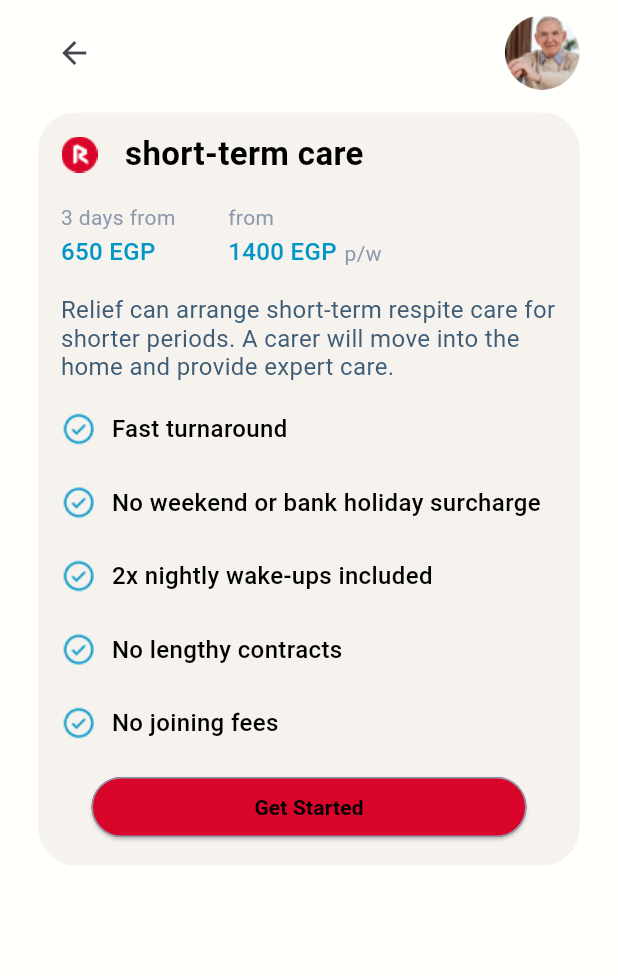
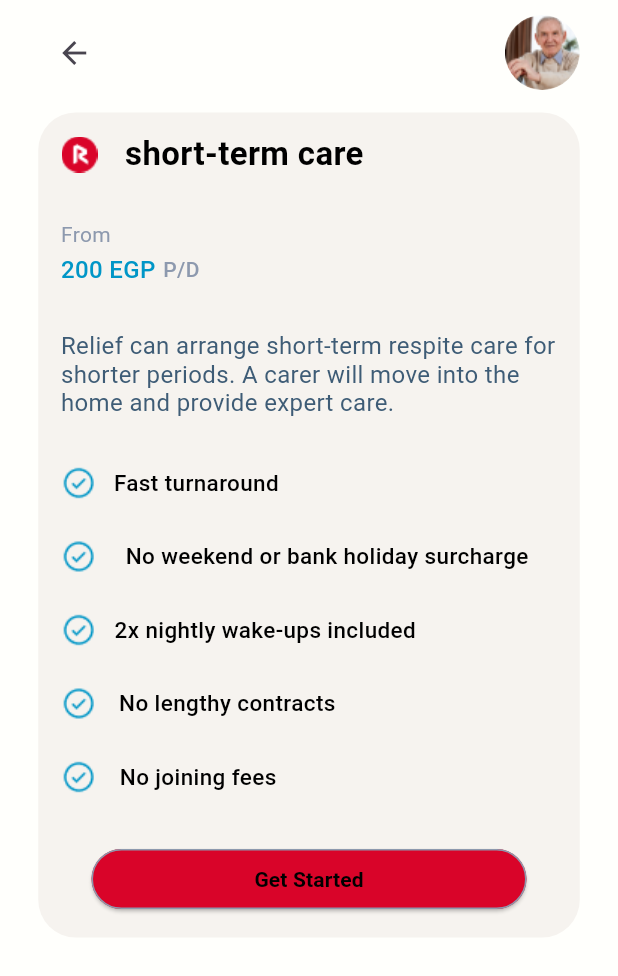
Before and after one commit to shahbbo/relief, a Flutter app: the shortTPrice screen opened directly, on a phone screen of 412 x 824 dp. Shown: the top 976 px of the screen. Run offline on Flutter 3.47's test engine with Material 3 defaults, Android fonts, the phone set to English and light mode, and no system bars; our stand-ins replace animated_splash_screen, bloc, flutter_bloc, flutter_rating_bar, page_transition; Roboto replaces fonts that are missing (Barlow).

Commit message:
Merge remote-tracking branch 'origin/master'

```diff
--- a/lib/components/incareBody.dart
+++ b/lib/components/incareBody.dart
@@ -10,7 +10,7 @@ class incareBody extends StatelessWidget {
     var cubit = inCareHeaderCubit.get(context);
     print(cubit.currentIndex);
     return Container(
-      height: 627,
+      height: 670,
       child: cubit.contents[cubit.currentIndex],
     );
 /*
--- a/lib/screens/shortTPrice.dart
+++ b/lib/screens/shortTPrice.dart
@@ -46,7 +46,7 @@ class shortTPrice extends StatelessWidget {
             Center(
               child: Container(
                   width: 361,
-                  height: 502,
+                  height: 550,
                   padding: const EdgeInsets.all(15),
                   clipBehavior: Clip.antiAlias,
                   decoration: ShapeDecoration(
@@ -89,7 +89,7 @@ class shortTPrice extends StatelessWidget {
                           ],
                         ),
                       ),
-                      const SizedBox(height: 20),
+                      Spacer(),
                       Container(
                         width: 220,
                         height: 41,
@@ -105,7 +105,7 @@ class shortTPrice extends StatelessWidget {
                                 crossAxisAlignment: CrossAxisAlignment.start,
                                 children: [
                                   Text(
-                                    '3 days from',
+                                    'From',
                                     textAlign: TextAlign.center,
                                     style: TextStyle(
                                       color: Color(0xFF8D99AE),
@@ -115,58 +115,11 @@ class shortTPrice extends StatelessWidget {
                                       height: 0,
                                     ),
                                   ),
-                                  const SizedBox(height: 5),
-                                  Text(
-                                    '650 EGP',
-                                    textAlign: TextAlign.center,
-                                    style: TextStyle(
-                                      color: Color(0xFF0096C7),
-                                      fontSize: 16,
-                                      fontFamily: 'Barlow',
-                                      fontWeight: FontWeight.w500,
-                                      height: 0,
-                                    ),
-                                  ),
-                                ],
-                              ),
-                            ),
-                            const SizedBox(width: 35),
-                            Container(
-                              child: Column(
-                                mainAxisSize: MainAxisSize.min,
-                                mainAxisAlignment: MainAxisAlignment.start,
-                                crossAxisAlignment: CrossAxisAlignment.end,
-                                children: [
-                                  Container(
-                                    child: Column(
-                                      mainAxisSize: MainAxisSize.min,
-                                      mainAxisAlignment:
-                                          MainAxisAlignment.start,
-                                      crossAxisAlignment:
-                                          CrossAxisAlignment.start,
+                                  Spacer(),
+                                  Row(
                                     children: [
                                       Text(
-                                          'from',
-                                          textAlign: TextAlign.center,
-                                          style: TextStyle(
-                                            color: Color(0xFF8D99AE),
-                                            fontSize: 14,
-                                            fontFamily: 'Barlow',
-                                            fontWeight: FontWeight.w400,
-                                            height: 0,
-                                          ),
-                                        ),
-                                        const SizedBox(height: 5),
-                                        Container(
-                                          child: Row(
-                                            mainAxisSize: MainAxisSize.min,
-                                            mainAxisAlignment:
-                                                MainAxisAlignment.end,
-                                            crossAxisAlignment:
-                                                CrossAxisAlignment.end,
-                                            children: [
-                                              Text(
-                                                '1400 EGP',
+                                        '200 EGP',
                                         textAlign: TextAlign.center,
                                         style: TextStyle(
                                           color: Color(0xFF0096C7),
@@ -178,15 +131,17 @@ class shortTPrice extends StatelessWidget {
                                       ),
                                       const SizedBox(width: 5),
                                       Text(
-                                                'p/w',
+                                        'P/D',
                                         textAlign: TextAlign.center,
                                         style: TextStyle(
                                           color: Color(0xFF8D99AE),
                                           fontSize: 14,
                                           fontFamily: 'Barlow',
-                                                  fontWeight: FontWeight.w400,
+                                          fontWeight: FontWeight.w500,
                                           height: 0,
                                         ),
+                                      ),
+                                    ],
                                   ),
                                 ],
                               ),
@@ -194,13 +149,7 @@ class shortTPrice extends StatelessWidget {
                           ],
                         ),
                       ),
-                                ],
-                              ),
-                            ),
-                          ],
-                        ),
-                      ),
-                      const SizedBox(height: 20),
+                      Spacer(),
                       SizedBox(
                         width: double.infinity,
                         child: Text(
@@ -214,7 +163,7 @@ class shortTPrice extends StatelessWidget {
                           ),
                         ),
                       ),
-                      const SizedBox(height: 20),
+                      Spacer(),
                       Container(
                         width: double.infinity,
                         height: 220,
@@ -236,21 +185,26 @@ class shortTPrice extends StatelessWidget {
                                       decoration: BoxDecoration(),
                                       child: Image.asset(
                                           'asseets/CheckCircle (2).png')),
-                                  const SizedBox(width: 10),
+                                  Spacer(
+                                    flex: 1,
+                                  ),
                                   Text(
                                     'Fast turnaround ',
                                     style: TextStyle(
                                       color: Colors.black,
-                                      fontSize: 16,
+                                      fontSize: 15,
                                       fontFamily: 'Barlow',
                                       fontWeight: FontWeight.w500,
                                       height: 0,
                                     ),
                                   ),
+                                  Spacer(
+                                    flex: 16,
+                                  ),
                                 ],
                               ),
                             ),
-                            const SizedBox(height: 25),
+                            Spacer(),
                             Container(
                               child: Row(
                                 mainAxisSize: MainAxisSize.min,
@@ -265,21 +219,26 @@ class shortTPrice extends StatelessWidget {
                                     child: Image.asset(
                                         'asseets/CheckCircle (2).png'),
                                   ),
-                                  const SizedBox(width: 10),
+                                  Spacer(
+                                    flex: 1,
+                                  ),
                                   Text(
                                     'No weekend or bank holiday surcharge',
                                     style: TextStyle(
                                       color: Colors.black,
-                                      fontSize: 16,
+                                      fontSize: 15,
                                       fontFamily: 'Barlow',
                                       fontWeight: FontWeight.w500,
                                       height: 0,
                                     ),
                                   ),
+                                  Spacer(
+                                    flex: 1,
+                                  ),
                                 ],
                               ),
                             ),
-                            const SizedBox(height: 25),
+                            Spacer(),
                             Container(
                               child: Row(
                                 mainAxisSize: MainAxisSize.min,
@@ -294,21 +253,26 @@ class shortTPrice extends StatelessWidget {
                                     child: Image.asset(
                                         'asseets/CheckCircle (2).png'),
                                   ),
-                                  const SizedBox(width: 10),
+                                  Spacer(
+                                    flex: 1,
+                                  ),
                                   Text(
                                     '2x nightly wake-ups included',
                                     style: TextStyle(
                                       color: Colors.black,
-                                      fontSize: 16,
+                                      fontSize: 15,
                                       fontFamily: 'Barlow',
                                       fontWeight: FontWeight.w500,
                                       height: 0,
                                     ),
                                   ),
+                                  Spacer(
+                                    flex: 8,
+                                  ),
                                 ],
                               ),
                             ),
-                            const SizedBox(height: 25),
+                            Spacer(),
                             Container(
                               child: Row(
                                 mainAxisSize: MainAxisSize.min,
@@ -323,21 +287,26 @@ class shortTPrice extends StatelessWidget {
                                     child: Image.asset(
                                         'asseets/CheckCircle (2).png'),
                                   ),
-                                  const SizedBox(width: 10),
+                                  Spacer(
+                                    flex: 1,
+                                  ),
                                   Text(
                                     'No lengthy contracts',
                                     style: TextStyle(
                                       color: Colors.black,
-                                      fontSize: 16,
+                                      fontSize: 15,
                                       fontFamily: 'Barlow',
                                       fontWeight: FontWeight.w500,
                                       height: 0,
                                     ),
                                   ),
+                                  Spacer(
+                                    flex: 10,
+                                  ),
                                 ],
                               ),
                             ),
-                            const SizedBox(height: 25),
+                            Spacer(),
                             Container(
                               child: Row(
                                 mainAxisSize: MainAxisSize.min,
@@ -352,16 +321,21 @@ class shortTPrice extends StatelessWidget {
                                     child: Image.asset(
                                         'asseets/CheckCircle (2).png'),
                                   ),
-                                  const SizedBox(width: 10),
+                                  Spacer(
+                                    flex: 1,
+                                  ),
                                   Text(
                                     'No joining fees ',
                                     style: TextStyle(
                                       color: Colors.black,
-                                      fontSize: 16,
+                                      fontSize: 15,
                                       fontFamily: 'Barlow',
                                       fontWeight: FontWeight.w500,
                                       height: 0,
                                     ),
+                                  ),
+                                  Spacer(
+                                    flex: 12,
                                   ),
                                 ],
                               ),
@@ -369,7 +343,7 @@ class shortTPrice extends StatelessWidget {
                           ],
                         ),
                       ),
-                      const SizedBox(height: 20),
+                      Spacer(),
                       Center(
                         child: Container(
                           width: 290,
```
Also changed, not shown: lib/main.dart (+10 -11 lines), lib/screens/howItWorks.dart (+7 -7 lines), lib/screens/liveInPrice.dart (+40 -18 lines), lib/screens/overview.dart (+12 -8 lines), lib/screens/pricing.dart (+45 -28 lines). Lines whose indentation alone changed are shown as unchanged.
